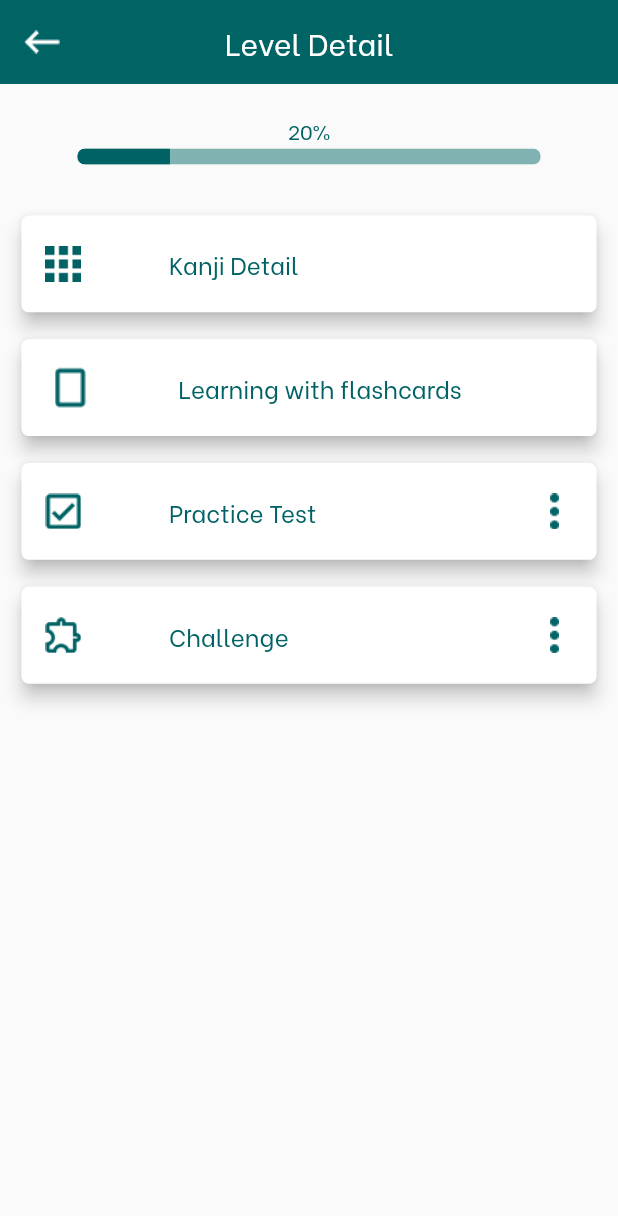
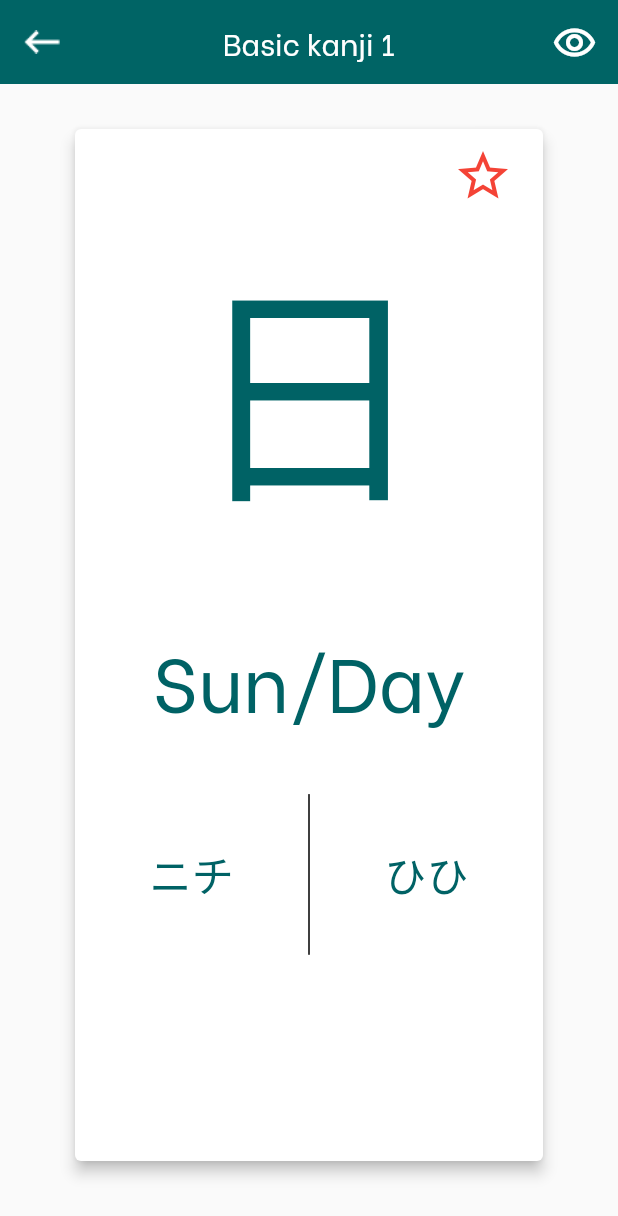
Before and after one commit to tamsalanghae/learn-kanji-flc, a Flutter app: the LevelDetail screen opened directly, after a tap on "Learning with flashcards", on a phone screen of 412 x 824 dp. Shown: the top 1216 px of the screen. Run offline on Flutter 3.47's test engine with Material 2 defaults, Android fonts, the phone set to English and light mode, and no system bars; our stand-ins replace cloud_firestore, firebase_core, flutter_swiper; accounts and stored records are empty.

Commit message:
add flashcard

```diff
--- /dev/null
+++ b/lib/pages/flashcard.dart
@@ -0,0 +1,123 @@
+import 'package:flutter/material.dart';
+import 'package:flutter_swiper/flutter_swiper.dart';
+
+import '../components/static_appbar.dart';
+import '../utils/screen_config.dart';
+import '../utils/screen_config.dart';
+import 'word_choose.dart';
+
+class Flashcard extends StatefulWidget {
+  @override
+  _FlashcardState createState() => _FlashcardState();
+}
+
+class _FlashcardState extends State<Flashcard> {
+  List<Map<String, dynamic>> _cardKanjiList = [
+
+    {"text": "日", "meaning": "Sun/Day", "katakana": "ニチ", "hiragana": "ひひ"},
+    {"text": "月", "meaning": "Moon", "katakana": "ゲツ", "hiragana": "つき"},
+    {"text": "本", "meaning": "Book", "katakana": "ホン", "hiragana": "もと"},
+    {"text": "青", "meaning": "Moon", "katakana": "セイ", "hiragana": "あお"},
+    {"text": "本", "meaning": "Book", "katakana": "ホン", "hiragana": "もと"},
+    {"text": "青", "meaning": "Moon", "katakana": "セイ", "hiragana": "あお"},
+  ];
+  bool isView = true;
+
+  @override
+  Widget build(BuildContext context) {
+    return Scaffold(
+      appBar: staticAppbar(title: "Basic kanji 1", action: [
+        Container(
+            margin: EdgeInsets.only(right: 5),
+            child: IconButton(
+              splashRadius: 10,
+              splashColor: Color(0xff006265),
+              icon: isView == true
+                  ? Icon(Icons.remove_red_eye_outlined, size: 30, color: Colors.white)
+                  : Icon(Icons.visibility_off, size: 30, color: Colors.white),
+              onPressed: () {
+                setState(() {
+                  isView = !isView;
+                });
+              },
+            ))
+      ]),
+      body: _getBody(),
+    );
+  }
+  Widget _getBody() {
+    return Container(
+        child: Swiper(
+      itemBuilder: (BuildContext context, int index) {
+        return Card(
+          margin: EdgeInsets.fromLTRB(50, 30, 50, 50),
+          elevation: 4,
+          child: Column(
+            children: [
+              Container(
+                margin: EdgeInsets.only(top: 3, right: 20),
+                alignment: Alignment.topRight,
+                child: IconButton(
+                  onPressed: () {},
+                  icon: Icon(
+                    Icons.star_border,
+                    color: Colors.red,
+                    size: 40,
+                  ),
+                ),
+              ),
+              Center(
+                child: Text(
+                  "${_cardKanjiList[index]['text']}",
+                  style: TextStyle(fontSize: 160, color: Color(0xff006265)),
+                ),
+              ),
+              SizedBox(height: SizeConfig.blockSizeVertical * 5),
+              isView == false
+                  ? Container()
+                  : Column(
+                      children: [
+                        Center(
+                          child: Text(
+                            "${_cardKanjiList[index]['meaning']}",
+                            style: TextStyle(fontSize: 50, color: Color(0xff006265)),
+                          ),
+                        ),
+                        SizedBox(height: SizeConfig.blockSizeVertical * 5),
+                        Row(
+                          mainAxisAlignment: MainAxisAlignment.spaceEvenly,
+                          children: [
+                            Container(
+                                child: Text(
+                              "${_cardKanjiList[index]['katakana'].toString()}",
+                              style: TextStyle(fontSize: 28, color: Color(0xff006265)),
+                            )),
+                            Center(
+                              child: Container(
+                                color: Colors.black,
+                                width: 1,
+                                height: SizeConfig.blockSizeVertical * 13,
+                              ),
+                            ),
+                            Container(
+                              child: Text(
+                                "${_cardKanjiList[index]['hiragana'].toString()}",
+                                style: TextStyle(fontSize: 28, color: Color(0xff006265)),
+                              ),
+                            )
+                          ],
+                        )
+                      ],
+                    )
+            ],
+          ),
+        );
+      },
+      autoplay: false,
+      itemCount: _cardKanjiList.length,
+      scrollDirection: Axis.horizontal,
+      // pagination: SwiperPagination(alignment: Alignment.bottomCenter),
+      // control: SwiperControl(),
+    ));
+  }
+}
--- a/lib/pages/level_detail.dart
+++ b/lib/pages/level_detail.dart
@@ -4,6 +4,7 @@ import 'package:myapp/pages/challenge.dart';
 import 'package:myapp/pages/word_choose.dart';
 
 import '../utils/screen_config.dart';
+import 'flashcard.dart';
 
 class LevelDetail extends StatefulWidget {
   final String moduleTitle;
@@ -85,7 +86,9 @@ class _LevelDetailState extends State<LevelDetail> {
                 elevation: 5,
                 shape: RoundedRectangleBorder(borderRadius: BorderRadius.circular(5)),
                 child: FlatButton(
-                  onPressed: () {},
+                  onPressed: () {
+                    Navigator.push(context, MaterialPageRoute(builder: (context) => Flashcard()));
+                  },
                   child: Row(
                     mainAxisAlignment: MainAxisAlignment.start,
                     children: <Widget>[
--- a/pubspec.yaml
+++ b/pubspec.yaml
@@ -23,6 +23,7 @@ environment:
 dependencies:
   flutter:
     sdk: flutter
+  flutter_swiper: ^1.1.6
 
 
   # The following adds the Cupertino Icons font to your application.
```
Also changed, not shown: assets/star-icon.png (added), pubspec.lock.
